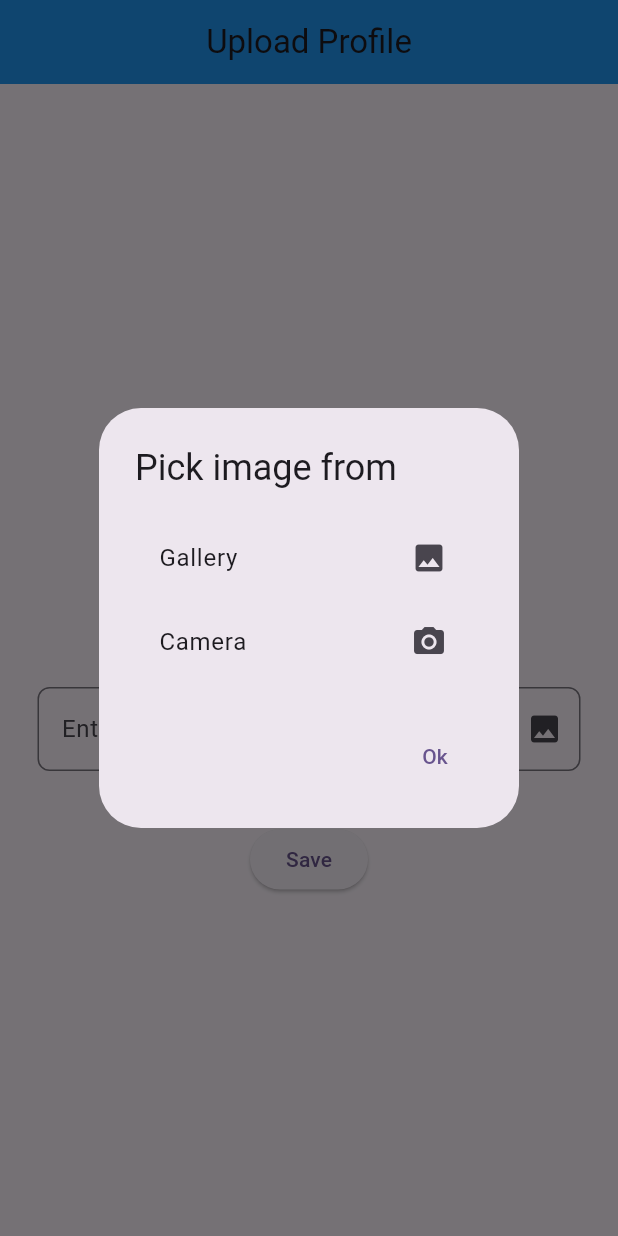
After one commit to Chandrashekharmarwadi/Firebase_Practise, a Flutter app: the screen it shows after launch, after a tap on the "person" icon, on a phone screen of 412 x 824 dp. The commit adds this screen. Run offline on Flutter 3.47's test engine with Material 3 defaults, Android fonts, the phone set to English and light mode, and no system bars; our stand-ins replace cloud_firestore, firebase_auth, firebase_core, image_picker; accounts and stored records are empty.

Commit message:
Picked Image

```diff
--- a/lib/Screens/add_data.dart
+++ b/lib/Screens/add_data.dart
@@ -22,7 +22,7 @@ class _AddDataState extends State<AddData> {
     else{
       FirebaseFirestore.instance.collection("Notes").doc(title).set({
         "Title":title,
-        "Description":desc,
+        // "Description":desc,
       }).then((value){
         return log("Data Inserted");
       });
--- /dev/null
+++ b/lib/Screens/profile_upload.dart
@@ -0,0 +1,101 @@
+
+
+import 'dart:developer';
+import 'dart:io';
+
+
+import 'package:chandu_firebase_module_practise/Widgets/uihelper_class.dart';
+import 'package:flutter/material.dart';
+import 'package:image_picker/image_picker.dart';
+
+
+class UploadProfile extends StatefulWidget {
+  const UploadProfile({super.key});
+
+  @override
+  State<UploadProfile> createState() => _UploadProfileState();
+}
+
+class _UploadProfileState extends State<UploadProfile> {
+  TextEditingController imagenameController = TextEditingController();
+  File? pickedimage;
+
+  _showAlert(){
+    return showDialog(context: context, builder: (BuildContext context){
+      return AlertDialog(
+        title:Text("Pick image from"),
+        content: Column(
+          mainAxisSize: MainAxisSize.min,
+          children: [
+            ListTile(
+              onTap: (){
+                pickedImage(ImageSource.gallery);
+                Navigator.pop(context);
+              },
+              title: Text("Gallery"),
+              trailing: Icon(Icons.image),
+            ),
+            ListTile(
+              onTap: (){
+                pickedImage(ImageSource.camera);
+                Navigator.pop(context);
+              },
+              title: Text("Camera"),
+              trailing: Icon(Icons.camera_alt),
+            ),
+          ],
+        ),
+        actions: [
+          TextButton(onPressed: (){
+            Navigator.pop(context);
+          }, child: Text("Ok"))
+        ],
+      );
+    });
+  }
+
+  @override
+  Widget build(BuildContext context) {
+    return Scaffold(
+      appBar: AppBar(
+        backgroundColor: Colors.blue,
+        title: Text("Upload Profile"),
+        centerTitle: true,
+      ),
+      body: Column(
+        mainAxisAlignment: MainAxisAlignment.center,
+        children: [
+          GestureDetector(
+            onTap: (){
+              _showAlert();
+            },
+            child: pickedimage==null? CircleAvatar(
+              radius: 70,
+              child: Icon(Icons.person,size: 70),
+            ) : CircleAvatar(
+              radius: 70,
+             backgroundImage: FileImage(pickedimage!),
+            )
+          ),
+          SizedBox(height: 20,),
+          UiHelper.CustomTextField(imagenameController, "Enter Image Name", false, Icons.image),
+          SizedBox(height: 20,),
+          ElevatedButton(onPressed: (){}, child: Text("Save")),
+        ],
+      ),
+    );
+  }
+  pickedImage(ImageSource imageSource)async{
+    try{
+      final photo = await ImagePicker().pickImage(source: imageSource);
+      if(photo==null)return;
+      final tempImage = File(photo.path);
+      setState(() {
+        pickedimage==tempImage;
+      });
+    }
+    catch(ex){
+       log(ex.toString());
+    }
+  }
+}
--- a/lib/main.dart
+++ b/lib/main.dart
@@ -3,6 +3,8 @@ import 'package:flutter/material.dart';
 
 import 'Screens/add_data.dart';
 import 'Screens/check_user.dart';
+import 'Screens/fetch_data.dart';
+import 'Screens/profile_upload.dart';
 import 'Screens/signin_page.dart';
 import 'Screens/signup_page.dart';
 import 'Screens/verify_user.dart';
@@ -41,7 +43,7 @@ class MyApp extends StatelessWidget {
         colorScheme: ColorScheme.fromSeed(seedColor: Colors.deepPurple),
         useMaterial3: true,
       ),
-      home:SignUp(),
+      home:UploadProfile(),
     );
   }
 }
--- a/pubspec.yaml
+++ b/pubspec.yaml
@@ -38,6 +38,8 @@ dependencies:
   firebase_core: ^2.24.2
   firebase_auth: ^4.16.0
   cloud_firestore: ^4.14.0
+  firebase_storage: ^11.6.0
+  image_picker: ^1.0.7
 
 dev_dependencies:
   flutter_test:
```
Also changed, not shown: lib/Screens/fetch_data.dart (added, +44 -0 lines), pubspec.lock, 5 other files.
